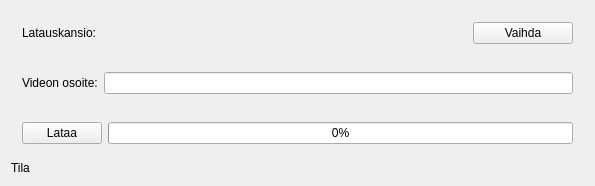
First picture: the form in MainWindow.ui, repository hekkup/yle-downloader-gui, before the edit.
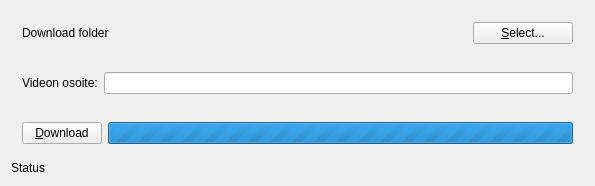
Second picture: the form after the edit.

Diff of the .ui file:
```diff
--- a/MainWindow.ui
+++ b/MainWindow.ui
@@ -21,7 +21,7 @@
        <item>
         <widget class="QLabel" name="destDirLabel">
          <property name="text">
-          <string>Latauskansio:</string>
+          <string>Download folder</string>
          </property>
         </widget>
        </item>
@@ -34,7 +34,7 @@
           </size>
          </property>
          <property name="text">
-          <string>Vaihda</string>
+          <string>&amp;Select...</string>
          </property>
         </widget>
        </item>
@@ -63,15 +63,18 @@
        <item>
         <widget class="QPushButton" name="downloadButton">
          <property name="text">
-          <string>Lataa</string>
+          <string>&amp;Download</string>
          </property>
         </widget>
        </item>
        <item>
         <widget class="QProgressBar" name="progressBar">
-         <property name="value">
+         <property name="maximum">
           <number>0</number>
          </property>
+         <property name="value">
+          <number>2523</number>
+         </property>
         </widget>
        </item>
       </layout>
@@ -80,7 +83,7 @@
     <item>
      <widget class="QLabel" name="statusLabel">
       <property name="text">
-       <string>Tila</string>
+       <string>Status</string>
       </property>
      </widget>
     </item>
```
Left out of the diff: 8 changed lines with no effect on the pictures.
